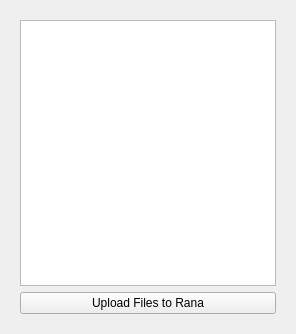
Before: the Qt Designer form rana_qgis_plugin/widgets/ui/rana.ui in nens/rana-qgis-plugin, drawn with Qt 5.
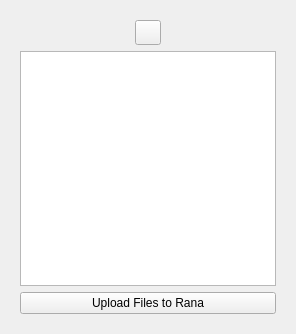
After: the same form once the commit is applied. The open tabs and pages were chosen to show the change.

Commit message: add files refresh button

```diff
--- a/rana_qgis_plugin/widgets/ui/rana.ui
+++ b/rana_qgis_plugin/widgets/ui/rana.ui
@@ -92,9 +92,26 @@
      <widget class="QWidget" name="files_widget">
       <layout class="QGridLayout" name="files_layout">
        <item row="0" column="0">
-        <widget class="QTreeView" name="files_tv"/>
+        <layout class="QHBoxLayout" name="horizontalLayout">
+         <item>
+          <widget class="QToolButton" name="files_refresh_btn">
+           <property name="toolTip">
+            <string>Refresh</string>
+           </property>
+           <property name="iconSize">
+            <size>
+             <width>18</width>
+             <height>18</height>
+            </size>
+           </property>
+          </widget>
+         </item>
+        </layout>
        </item>
        <item row="1" column="0">
+        <widget class="QTreeView" name="files_tv"/>
+       </item>
+       <item row="2" column="0">
         <widget class="QPushButton" name="btn_upload">
          <property name="text">
           <string>Upload Files to Rana</string>
```
The commit also changes 1 other file.
